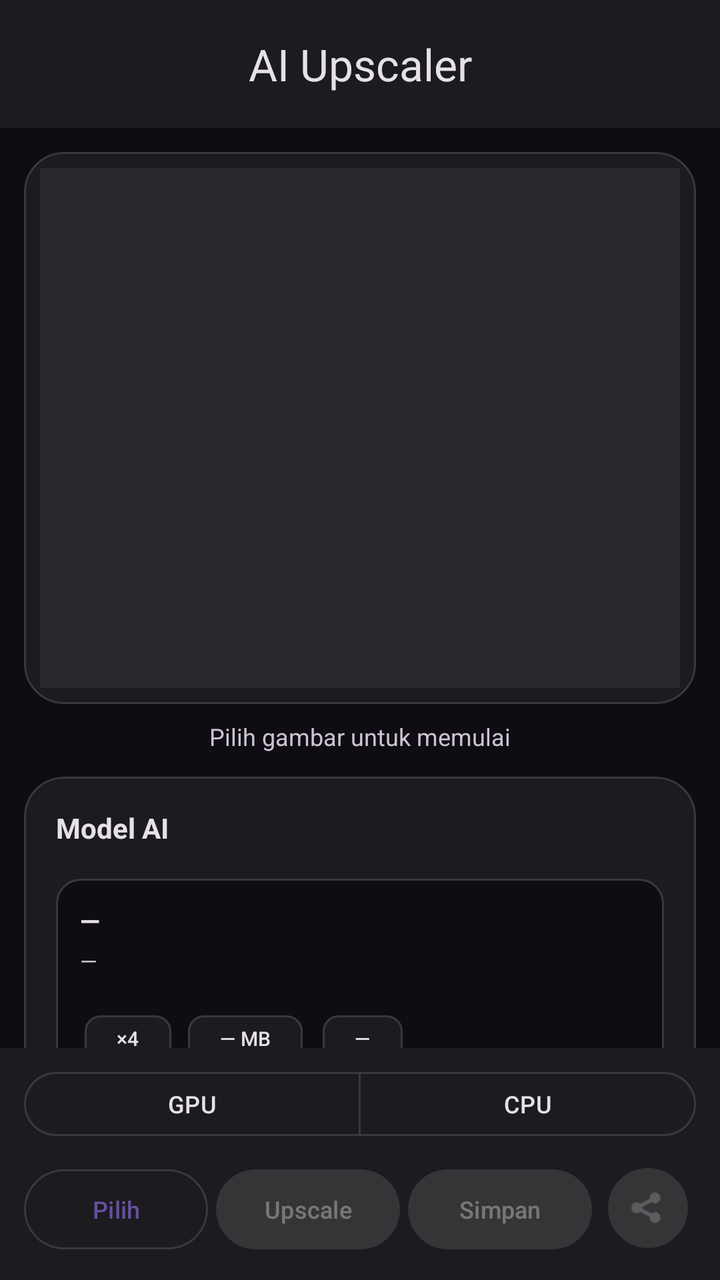
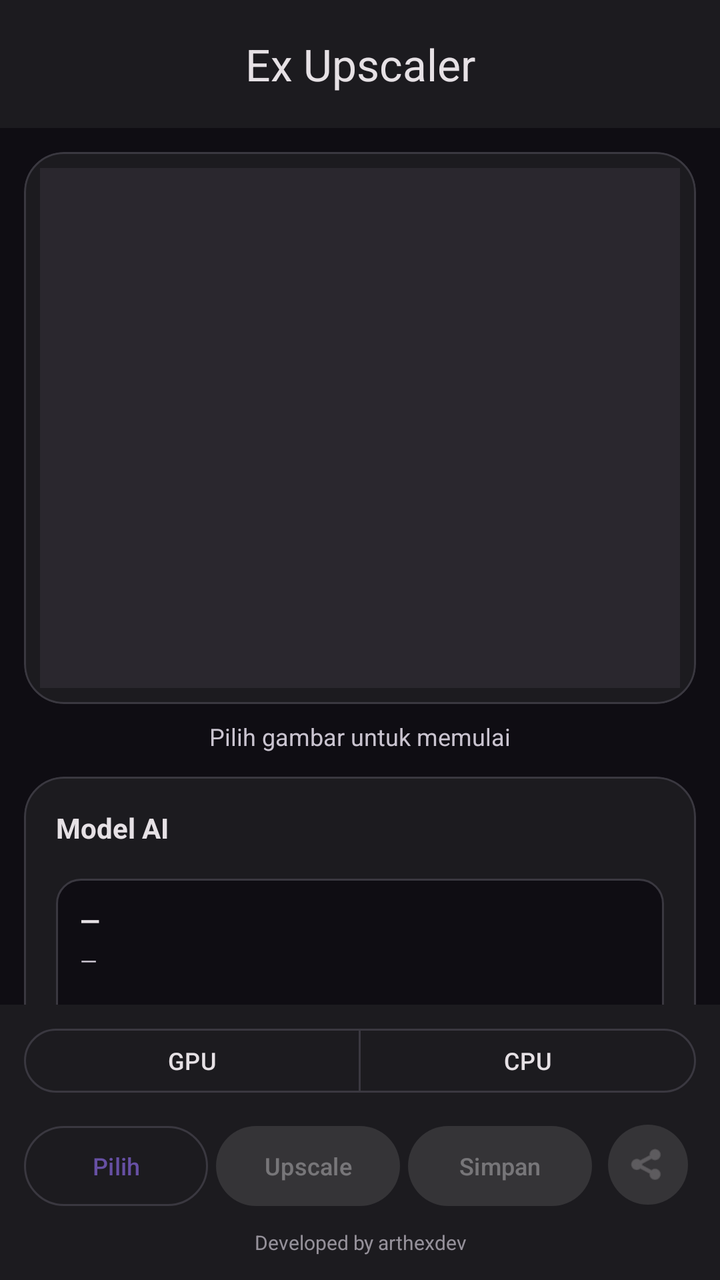

An Android layout rendered at two revisions. The XML below is the earlier revision; the diff shows what the commit changed to produce the second picture.
<!-- AndroidManifest.xml: application theme Theme.AIUpscaler -->
<!-- res/layout/activity_main.xml -->
<?xml version="1.0" encoding="utf-8"?>
<androidx.constraintlayout.widget.ConstraintLayout
    xmlns:android="http://schemas.android.com/apk/res/android"
    xmlns:app="http://schemas.android.com/apk/res-auto"
    android:layout_width="match_parent"
    android:layout_height="match_parent"
    android:background="@color/md_background">

    <com.google.android.material.appbar.MaterialToolbar
        android:id="@+id/toolbar"
        android:layout_width="0dp"
        android:layout_height="wrap_content"
        android:background="@color/md_surface"
        android:fitsSystemWindows="true"
        android:minHeight="?attr/actionBarSize"
        app:contentInsetStart="0dp"
        app:contentInsetStartWithNavigation="0dp"
        app:title="@string/app_name"
        app:titleCentered="true"
        app:titleTextColor="@color/md_on_surface"
        app:layout_constraintTop_toTopOf="parent"
        app:layout_constraintStart_toStartOf="parent"
        app:layout_constraintEnd_toEndOf="parent"/>

    <androidx.core.widget.NestedScrollView
        android:id="@+id/scroll"
        android:layout_width="0dp"
        android:layout_height="0dp"
        android:clipToPadding="false"
        android:fillViewport="true"
        app:layout_constraintTop_toBottomOf="@id/toolbar"
        app:layout_constraintBottom_toTopOf="@id/bottomBar"
        app:layout_constraintStart_toStartOf="parent"
        app:layout_constraintEnd_toEndOf="parent">

        <LinearLayout
            android:layout_width="match_parent"
            android:layout_height="wrap_content"
            android:orientation="vertical"
            android:padding="@dimen/space_md">

            <com.google.android.material.card.MaterialCardView
                android:layout_width="match_parent"
                android:layout_height="wrap_content"
                app:cardBackgroundColor="@color/md_surface"
                app:cardCornerRadius="@dimen/radius_lg"
                app:cardElevation="0dp"
                app:strokeColor="@color/md_outline"
                app:strokeWidth="1dp">
                <ImageView
                    android:id="@+id/imagePreview"
                    android:layout_width="match_parent"
                    android:layout_height="@dimen/preview_height"
                    android:layout_margin="@dimen/space_sm"
                    android:background="@color/md_surface_variant"
                    android:contentDescription="@string/cd_image_preview"
                    android:scaleType="fitCenter"/>
            </com.google.android.material.card.MaterialCardView>

            <TextView
                android:id="@+id/tvInfo"
                android:layout_width="match_parent"
                android:layout_height="wrap_content"
                android:layout_marginTop="@dimen/space_sm"
                android:gravity="center"
                android:text="@string/hint_pick_image"
                android:textColor="@color/md_on_surface_variant"
                android:textSize="12sp"/>

            
            <com.google.android.material.card.MaterialCardView
                android:layout_width="match_parent"
                android:layout_height="wrap_content"
                android:layout_marginTop="@dimen/space_md"
                app:cardBackgroundColor="@color/md_surface"
                app:cardCornerRadius="@dimen/radius_lg"
                app:cardElevation="0dp"
                app:strokeColor="@color/md_outline"
                app:strokeWidth="1dp">
                <LinearLayout
                    android:layout_width="match_parent"
                    android:layout_height="wrap_content"
                    android:orientation="vertical"
                    android:padding="@dimen/space_lg">

                    <TextView
                        android:layout_width="wrap_content"
                        android:layout_height="wrap_content"
                        android:text="Model AI"
                        android:textColor="@color/md_on_surface"
                        android:textSize="14sp"
                        android:textStyle="bold"/>

                    <HorizontalScrollView
                        android:layout_width="match_parent"
                        android:layout_height="wrap_content"
                        android:layout_marginTop="@dimen/space_sm"
                        android:scrollbars="none">
                        <com.google.android.material.chip.ChipGroup
                            android:id="@+id/chipGroupModels"
                            android:layout_width="wrap_content"
                            android:layout_height="wrap_content"
                            app:chipSpacingHorizontal="8dp"
                            app:singleLine="true"
                            app:singleSelection="true"
                            app:selectionRequired="true"/>
                    </HorizontalScrollView>

                    <LinearLayout
                        android:layout_width="match_parent"
                        android:layout_height="wrap_content"
                        android:layout_marginTop="@dimen/space_sm"
                        android:background="@drawable/bg_info_panel"
                        android:orientation="vertical"
                        android:padding="@dimen/space_md">

                        <TextView
                            android:id="@+id/tvModelName"
                            android:layout_width="match_parent"
                            android:layout_height="wrap_content"
                            android:text="—"
                            android:textColor="@color/md_on_surface"
                            android:textSize="13sp"
                            android:textStyle="bold"/>

                        <TextView
                            android:id="@+id/tvModelDesc"
                            android:layout_width="match_parent"
                            android:layout_height="wrap_content"
                            android:layout_marginTop="4dp"
                            android:text="—"
                            android:textColor="@color/md_on_surface_variant"
                            android:textSize="11sp"/>

                        <LinearLayout
                            android:layout_width="match_parent"
                            android:layout_height="wrap_content"
                            android:layout_marginTop="@dimen/space_sm"
                            android:orientation="horizontal">

                            <com.google.android.material.chip.Chip
                                android:id="@+id/chipScale"
                                style="@style/Widget.Material3.Chip.Assist"
                                android:layout_width="wrap_content"
                                android:layout_height="wrap_content"
                                android:layout_marginEnd="6dp"
                                android:checkable="false"
                                android:clickable="false"
                                android:text="×4"
                                android:textSize="10sp"
                                app:chipMinHeight="24dp"/>

                            <com.google.android.material.chip.Chip
                                android:id="@+id/chipSize"
                                style="@style/Widget.Material3.Chip.Assist"
                                android:layout_width="wrap_content"
                                android:layout_height="wrap_content"
                                android:layout_marginEnd="6dp"
                                android:checkable="false"
                                android:clickable="false"
                                android:text="— MB"
                                android:textSize="10sp"
                                app:chipMinHeight="24dp"/>

                            <com.google.android.material.chip.Chip
                                android:id="@+id/chipSpeed"
                                style="@style/Widget.Material3.Chip.Assist"
                                android:layout_width="wrap_content"
                                android:layout_height="wrap_content"
                                android:checkable="false"
                                android:clickable="false"
                                android:text="—"
                                android:textSize="10sp"
                                app:chipMinHeight="24dp"/>
                        </LinearLayout>
                    </LinearLayout>
                </LinearLayout>
            </com.google.android.material.card.MaterialCardView>

            
            <com.google.android.material.card.MaterialCardView
                android:layout_width="match_parent"
                android:layout_height="wrap_content"
                android:layout_marginTop="@dimen/space_md"
                app:cardBackgroundColor="@color/md_surface"
                app:cardCornerRadius="@dimen/radius_lg"
                app:cardElevation="0dp"
                app:strokeColor="@color/md_outline"
                app:strokeWidth="1dp">
                <LinearLayout
                    android:layout_width="match_parent"
                    android:layout_height="wrap_content"
                    android:orientation="vertical"
                    android:padding="@dimen/space_lg">

                    <LinearLayout
                        android:layout_width="match_parent"
                        android:layout_height="wrap_content"
                        android:gravity="center_vertical"
                        android:orientation="horizontal">
                        <View
                            android:id="@+id/statusDot"
                            android:layout_width="10dp"
                            android:layout_height="10dp"
                            android:background="@drawable/dot_idle"/>
                        <TextView
                            android:id="@+id/tvStatus"
                            android:layout_width="0dp"
                            android:layout_height="wrap_content"
                            android:layout_marginStart="@dimen/space_sm"
                            android:layout_weight="1"
                            android:text="@string/status_idle"
                            android:textColor="@color/md_on_surface"
                            android:textSize="14sp"
                            android:textStyle="bold"/>
                        <TextView
                            android:id="@+id/tvPercent"
                            android:layout_width="wrap_content"
                            android:layout_height="wrap_content"
                            android:fontFamily="monospace"
                            android:textColor="@color/md_primary_dark"
                            android:textSize="14sp"
                            android:textStyle="bold"/>
                    </LinearLayout>

                    <com.google.android.material.progressindicator.LinearProgressIndicator
                        android:id="@+id/linearProgress"
                        android:layout_width="match_parent"
                        android:layout_height="wrap_content"
                        android:layout_marginTop="@dimen/space_sm"
                        android:visibility="invisible"
                        app:indicatorColor="@color/md_primary_dark"
                        app:trackColor="@color/md_surface_variant"
                        app:trackCornerRadius="6dp"/>

                    <TextView
                        android:id="@+id/tvProgress"
                        android:layout_width="match_parent"
                        android:layout_height="wrap_content"
                        android:layout_marginTop="@dimen/space_sm"
                        android:fontFamily="monospace"
                        android:text="Menunggu…"
                        android:textColor="@color/md_on_surface_variant"
                        android:textSize="10sp"/>

                    <com.google.android.material.button.MaterialButton
                        android:id="@+id/btnCancel"
                        style="@style/Widget.Material3.Button.OutlinedButton"
                        android:layout_width="match_parent"
                        android:layout_height="40dp"
                        android:layout_marginTop="@dimen/space_md"
                        android:text="Batalkan"
                        android:textColor="@color/status_error"
                        android:textSize="12sp"
                        android:visibility="gone"
                        app:cornerRadius="@dimen/radius_pill"
                        app:icon="@android:drawable/ic_menu_close_clear_cancel"
                        app:iconTint="@color/status_error"
                        app:strokeColor="@color/status_error"/>

                    <View
                        android:layout_width="match_parent"
                        android:layout_height="1dp"
                        android:layout_marginTop="@dimen/space_md"
                        android:layout_marginBottom="@dimen/space_md"
                        android:background="@color/md_outline"/>

                    <LinearLayout
                        android:layout_width="match_parent"
                        android:layout_height="wrap_content"
                        android:gravity="center_vertical"
                        android:orientation="horizontal">
                        <TextView
                            android:layout_width="0dp"
                            android:layout_height="wrap_content"
                            android:layout_weight="1"
                            android:text="Threads CPU"
                            android:textColor="@color/md_on_surface_variant"
                            android:textSize="12sp"/>
                        <TextView
                            android:id="@+id/tvThreadCount"
                            android:layout_width="wrap_content"
                            android:layout_height="wrap_content"
                            android:fontFamily="monospace"
                            android:text="4"
                            android:textColor="@color/md_primary_dark"
                            android:textSize="14sp"
                            android:textStyle="bold"/>
                    </LinearLayout>

                    <com.google.android.material.slider.Slider
                        android:id="@+id/sliderThreads"
                        android:layout_width="match_parent"
                        android:layout_height="wrap_content"
                        android:stepSize="1"
                        android:value="4"
                        android:valueFrom="1"
                        android:valueTo="8"
                        app:labelBehavior="gone"/>

                    <View
                        android:layout_width="match_parent"
                        android:layout_height="1dp"
                        android:layout_marginTop="@dimen/space_md"
                        android:layout_marginBottom="@dimen/space_md"
                        android:background="@color/md_outline"/>

                    <LinearLayout
                        android:layout_width="match_parent"
                        android:layout_height="wrap_content"
                        android:orientation="horizontal"
                        android:weightSum="3">
                        <LinearLayout
                            android:layout_width="0dp"
                            android:layout_height="wrap_content"
                            android:layout_weight="1"
                            android:orientation="vertical">
                            <TextView
                                android:layout_width="wrap_content"
                                android:layout_height="wrap_content"
                                android:text="@string/label_cpu"
                                android:textColor="@color/md_on_surface_variant"
                                android:textSize="10sp"/>
                            <TextView
                                android:id="@+id/tvCpu"
                                android:layout_width="wrap_content"
                                android:layout_height="wrap_content"
                                android:layout_marginTop="2dp"
                                android:fontFamily="monospace"
                                android:text="—"
                                android:textColor="@color/md_on_surface"
                                android:textSize="12sp"
                                android:textStyle="bold"/>
                        </LinearLayout>
                        <LinearLayout
                            android:layout_width="0dp"
                            android:layout_height="wrap_content"
                            android:layout_weight="1"
                            android:orientation="vertical">
                            <TextView
                                android:layout_width="wrap_content"
                                android:layout_height="wrap_content"
                                android:text="@string/label_ram"
                                android:textColor="@color/md_on_surface_variant"
                                android:textSize="10sp"/>
                            <TextView
                                android:id="@+id/tvRam"
                                android:layout_width="wrap_content"
                                android:layout_height="wrap_content"
                                android:layout_marginTop="2dp"
                                android:fontFamily="monospace"
                                android:text="—"
                                android:textColor="@color/md_on_surface"
                                android:textSize="12sp"
                                android:textStyle="bold"/>
                        </LinearLayout>
                        <LinearLayout
                            android:layout_width="0dp"
                            android:layout_height="wrap_content"
                            android:layout_weight="1"
                            android:orientation="vertical">
                            <TextView
                                android:layout_width="wrap_content"
                                android:layout_height="wrap_content"
                                android:text="@string/label_gpu"
                                android:textColor="@color/md_on_surface_variant"
                                android:textSize="10sp"/>
                            <TextView
                                android:id="@+id/tvGpu"
                                android:layout_width="wrap_content"
                                android:layout_height="wrap_content"
                                android:layout_marginTop="2dp"
                                android:fontFamily="monospace"
                                android:text="—"
                                android:textColor="@color/md_on_surface"
                                android:textSize="12sp"
                                android:textStyle="bold"/>
                        </LinearLayout>
                    </LinearLayout>

                    <TextView
                        android:id="@+id/tvVulkan"
                        android:layout_width="match_parent"
                        android:layout_height="wrap_content"
                        android:layout_marginTop="@dimen/space_sm"
                        android:fontFamily="monospace"
                        android:text="Vulkan: —"
                        android:textColor="@color/md_on_surface_variant"
                        android:textSize="10sp"/>

                    <com.google.android.material.chip.Chip
                        android:id="@+id/chipBackend"
                        style="@style/Widget.Material3.Chip.Assist"
                        android:layout_width="wrap_content"
                        android:layout_height="wrap_content"
                        android:layout_marginTop="@dimen/space_sm"
                        android:clickable="false"
                        android:text="CPU"/>

                    <LinearLayout
                        android:id="@+id/logHeader"
                        android:layout_width="match_parent"
                        android:layout_height="wrap_content"
                        android:layout_marginTop="@dimen/space_md"
                        android:background="?attr/selectableItemBackground"
                        android:clickable="true"
                        android:focusable="true"
                        android:gravity="center_vertical"
                        android:orientation="horizontal"
                        android:paddingTop="@dimen/space_xs"
                        android:paddingBottom="@dimen/space_xs">
                        <TextView
                            android:layout_width="0dp"
                            android:layout_height="wrap_content"
                            android:layout_weight="1"
                            android:text="@string/label_detail"
                            android:textColor="@color/md_primary_dark"
                            android:textSize="12sp"/>
                        <TextView
                            android:id="@+id/logChevron"
                            android:layout_width="wrap_content"
                            android:layout_height="wrap_content"
                            android:text="▸"
                            android:textColor="@color/md_primary_dark"
                            android:textSize="14sp"/>
                    </LinearLayout>

                    <TextView
                        android:id="@+id/tvLog"
                        android:layout_width="match_parent"
                        android:layout_height="wrap_content"
                        android:background="@color/md_background"
                        android:fontFamily="monospace"
                        android:maxLines="14"
                        android:padding="@dimen/space_sm"
                        android:text=""
                        android:textColor="@color/md_on_surface_variant"
                        android:textSize="9sp"
                        android:visibility="gone"/>
                </LinearLayout>
            </com.google.android.material.card.MaterialCardView>
        </LinearLayout>
    </androidx.core.widget.NestedScrollView>

    <LinearLayout
        android:id="@+id/bottomBar"
        android:layout_width="0dp"
        android:layout_height="wrap_content"
        android:background="@color/md_surface"
        android:fitsSystemWindows="true"
        android:orientation="vertical"
        android:paddingStart="@dimen/space_md"
        android:paddingEnd="@dimen/space_md"
        android:paddingTop="@dimen/space_sm"
        android:paddingBottom="@dimen/space_md"
        app:layout_constraintBottom_toBottomOf="parent"
        app:layout_constraintStart_toStartOf="parent"
        app:layout_constraintEnd_toEndOf="parent">

        <com.google.android.material.button.MaterialButtonToggleGroup
            android:id="@+id/toggleBackend"
            android:layout_width="match_parent"
            android:layout_height="wrap_content"
            app:selectionRequired="true"
            app:singleSelection="true">
            <com.google.android.material.button.MaterialButton
                android:id="@+id/btnGpu"
                style="?attr/materialButtonOutlinedStyle"
                android:layout_width="0dp"
                android:layout_height="40dp"
                android:layout_weight="1"
                android:text="GPU"
                android:textSize="12sp"/>
            <com.google.android.material.button.MaterialButton
                android:id="@+id/btnCpu"
                style="?attr/materialButtonOutlinedStyle"
                android:layout_width="0dp"
                android:layout_height="40dp"
                android:layout_weight="1"
                android:text="CPU"
                android:textSize="12sp"/>
        </com.google.android.material.button.MaterialButtonToggleGroup>

        <LinearLayout
            android:layout_width="match_parent"
            android:layout_height="wrap_content"
            android:layout_marginTop="@dimen/space_sm"
            android:orientation="horizontal">
            <com.google.android.material.button.MaterialButton
                android:id="@+id/btnPick"
                style="@style/Widget.Material3.Button.OutlinedButton"
                android:layout_width="0dp"
                android:layout_height="@dimen/button_height"
                android:layout_marginEnd="@dimen/space_xs"
                android:layout_weight="1"
                android:text="@string/action_pick"
                android:textSize="12sp"
                app:cornerRadius="@dimen/radius_pill"/>
            <com.google.android.material.button.MaterialButton
                android:id="@+id/btnUpscale"
                android:layout_width="0dp"
                android:layout_height="@dimen/button_height"
                android:layout_marginEnd="@dimen/space_xs"
                android:layout_weight="1"
                android:enabled="false"
                android:text="@string/action_upscale"
                android:textSize="12sp"
                app:cornerRadius="@dimen/radius_pill"/>
            <com.google.android.material.button.MaterialButton
                android:id="@+id/btnSave"
                style="@style/Widget.Material3.Button.TonalButton"
                android:layout_width="0dp"
                android:layout_height="@dimen/button_height"
                android:layout_marginEnd="@dimen/space_xs"
                android:layout_weight="1"
                android:enabled="false"
                android:text="@string/action_save"
                android:textSize="12sp"
                app:cornerRadius="@dimen/radius_pill"/>
            <com.google.android.material.button.MaterialButton
                android:id="@+id/btnShare"
                style="@style/Widget.Material3.Button.IconButton.Filled.Tonal"
                android:layout_width="48dp"
                android:layout_height="@dimen/button_height"
                android:enabled="false"
                android:contentDescription="@string/action_share"
                app:icon="@android:drawable/ic_menu_share"
                app:iconPadding="0dp"/>
        </LinearLayout>
    </LinearLayout>
</androidx.constraintlayout.widget.ConstraintLayout>
<!-- resources referenced by this layout -->
<resources>
  <color name="md_background">#0F0D13</color>
  <color name="md_on_surface">#E6E1E5</color>
  <color name="md_on_surface_variant">#CAC4D0</color>
  <color name="md_outline">#3A3840</color>
  <color name="md_primary_dark">#D0BCFF</color>
  <color name="md_surface">#1C1B1F</color>
  <color name="md_surface_variant">#2A272E</color>
  <color name="status_error">#EF5350</color>
  <dimen name="button_height">48dp</dimen>
  <dimen name="preview_height">260dp</dimen>
  <dimen name="radius_lg">20dp</dimen>
  <dimen name="radius_pill">999dp</dimen>
  <dimen name="space_lg">16dp</dimen>
  <dimen name="space_md">12dp</dimen>
  <dimen name="space_sm">8dp</dimen>
  <dimen name="space_xs">4dp</dimen>
  <!-- drawable bg_info_panel (drawable) -->
  <?xml version="1.0" encoding="utf-8"?>
  <shape xmlns:android="http://schemas.android.com/apk/res/android" android:shape="rectangle">
      <solid android:color="@color/md_background"/>
      <corners android:radius="12dp"/>
      <stroke android:width="1dp" android:color="@color/md_outline"/>
  </shape>
  <!-- drawable dot_idle (drawable) -->
  <?xml version="1.0" encoding="utf-8"?>
  <shape xmlns:android="http://schemas.android.com/apk/res/android" android:shape="oval">
      <solid android:color="@color/status_idle"/>
  </shape>
  <string name="action_pick">Pilih</string>
  <string name="action_save">Simpan</string>
  <string name="action_share">Bagikan</string>
  <string name="action_upscale">Upscale</string>
  <string name="app_name">AI Upscaler</string>
  <string name="cd_image_preview">Pratinjau gambar</string>
  <string name="hint_pick_image">Pilih gambar untuk memulai</string>
  <string name="label_cpu">CPU</string>
  <string name="label_detail">Detail proses</string>
  <string name="label_gpu">GPU</string>
  <string name="label_ram">RAM</string>
  <string name="status_idle">Siap</string>
  <style name="Theme.AIUpscaler" parent="Theme.Material3.Dark.NoActionBar">
          <item name="colorPrimary">@color/md_primary</item>
          <item name="colorOnPrimary">@color/md_on_primary</item>
          <item name="colorPrimaryContainer">@color/md_primary_container</item>
          <item name="colorOnPrimaryContainer">@color/md_on_primary_container</item>
          <item name="android:colorBackground">@color/md_background</item>
          <item name="colorSurface">@color/md_surface</item>
          <item name="colorSurfaceVariant">@color/md_surface_variant</item>
          <item name="colorOnSurface">@color/md_on_surface</item>
          <item name="colorOnSurfaceVariant">@color/md_on_surface_variant</item>
          <item name="colorOutline">@color/md_outline</item>
          <item name="android:statusBarColor">@color/md_surface</item>
          <item name="android:navigationBarColor">@color/md_surface</item>
      </style>
  <color name="status_idle">#79747E</color>
  <color name="md_primary">#6750A4</color>
  <color name="md_on_primary">#FFFFFF</color>
  <color name="md_primary_container">#EADDFF</color>
  <color name="md_on_primary_container">#21005D</color>
</resources>

<!-- the commit's change to res/layout/activity_main.xml (unified diff, before → after) -->
@@ -527,5 +527,15 @@
                 app:icon="@android:drawable/ic_menu_share"
                 app:iconPadding="0dp"/>
         </LinearLayout>
+
+        <TextView
+            android:layout_width="match_parent"
+            android:layout_height="wrap_content"
+            android:layout_marginTop="@dimen/space_sm"
+            android:gravity="center"
+            android:text="@string/developer_info"
+            android:textColor="@color/md_on_surface_variant"
+            android:textSize="10sp"
+            android:alpha="0.7"/>
     </LinearLayout>
 </androidx.constraintlayout.widget.ConstraintLayout>
<!-- resource entries referenced after the edit -->
@@ -32,8 +32,9 @@
   <string name="action_save">Simpan</string>
   <string name="action_share">Bagikan</string>
   <string name="action_upscale">Upscale</string>
-  <string name="app_name">AI Upscaler</string>
+  <string name="app_name">Ex Upscaler</string>
   <string name="cd_image_preview">Pratinjau gambar</string>
+  <string name="developer_info">Developed by arthexdev</string>
   <string name="hint_pick_image">Pilih gambar untuk memulai</string>
   <string name="label_cpu">CPU</string>
   <string name="label_detail">Detail proses</string>
